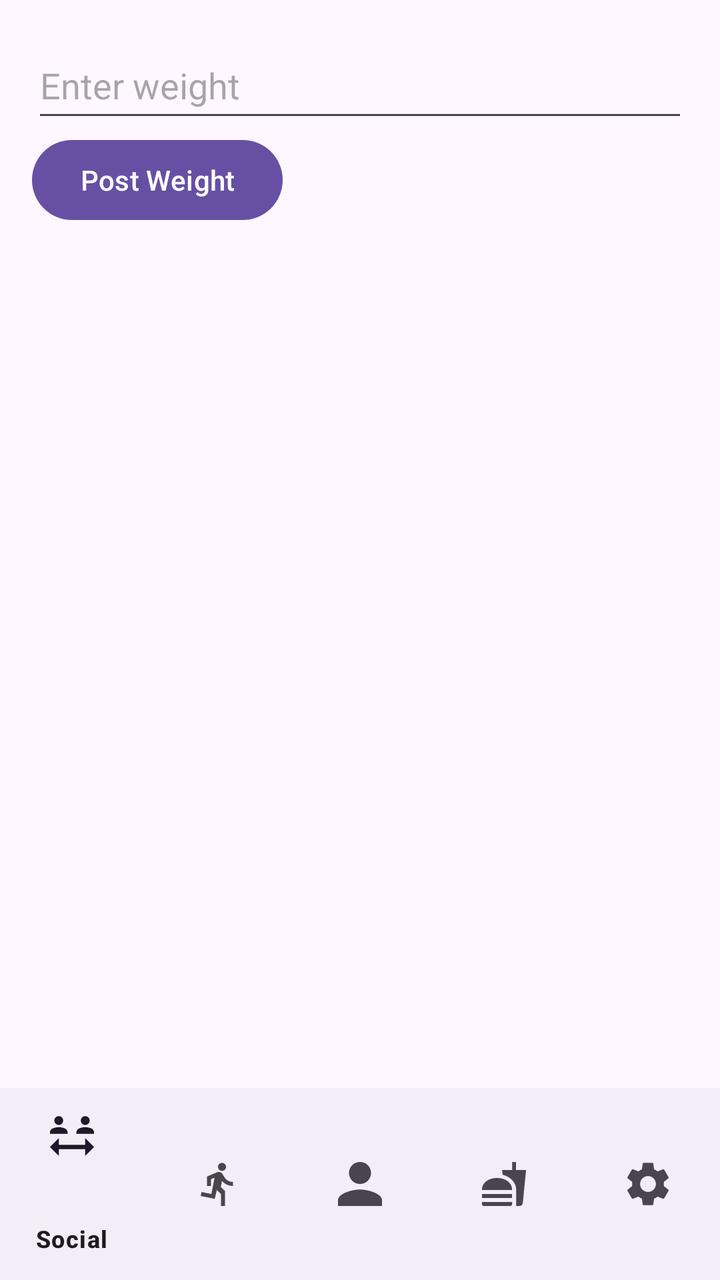
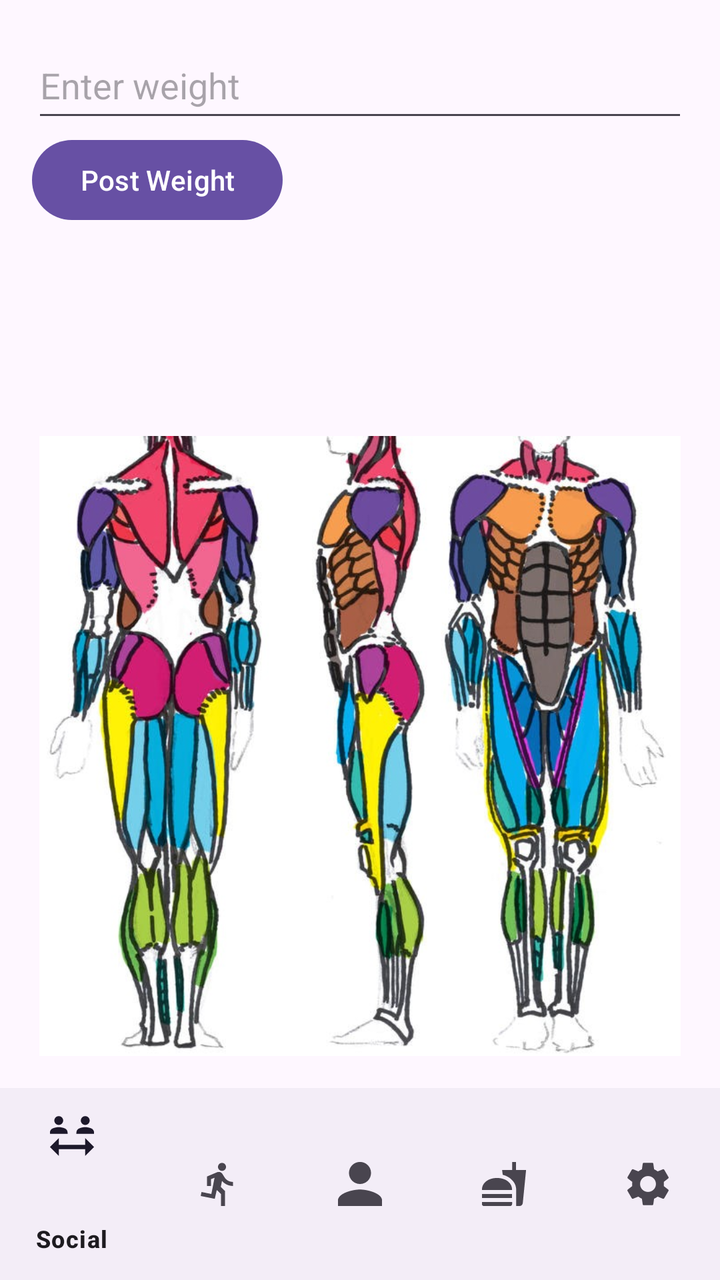

Two renders of the same Android screen: before a commit and after it. Below are the layout's source before the change and the commit's diff.
<!-- AndroidManifest.xml: application theme Theme.AndroidExample -->
<!-- res/layout/activity_userprofile.xml -->
<?xml version="1.0" encoding="utf-8"?>
<androidx.constraintlayout.widget.ConstraintLayout
    xmlns:android="http://schemas.android.com/apk/res/android"
    xmlns:app="http://schemas.android.com/apk/res-auto"
    android:layout_width="match_parent"
    android:layout_height="match_parent">

    <LinearLayout
        android:id="@+id/upper_section"
        android:layout_width="0dp"
        android:layout_height="0dp"
        android:orientation="vertical"
        android:padding="16dp"
        app:layout_constraintBottom_toTopOf="@+id/guideline"
        app:layout_constraintEnd_toEndOf="parent"
        app:layout_constraintStart_toStartOf="parent"
        app:layout_constraintTop_toTopOf="parent">

    <EditText
        android:id="@+id/weight_input"
        android:layout_width="match_parent"
        android:layout_height="50dp"
        android:hint="Enter weight"
        android:inputType="numberDecimal" />

    <Button
        android:id="@+id/post_weight_button"
        android:layout_width="wrap_content"
        android:layout_height="wrap_content"
        android:text="Post Weight" />


        <TextView
            android:id="@+id/past_weights_textview"
            android:layout_width="match_parent"
            android:layout_height="104dp"
            android:text="" />

        
    </LinearLayout>

    <androidx.constraintlayout.widget.Guideline
        android:id="@+id/guideline"
        android:layout_width="wrap_content"
        android:layout_height="wrap_content"
        android:orientation="horizontal"
        app:layout_constraintGuide_percent="0.85" />



    <com.google.android.material.bottomnavigation.BottomNavigationView
        android:id="@+id/bottom_navigation"
        android:layout_width="0dp"
        android:layout_height="0dp"
        app:layout_constraintBottom_toBottomOf="parent"
        app:layout_constraintEnd_toEndOf="parent"
        app:layout_constraintHorizontal_bias="0.0"
        app:layout_constraintStart_toStartOf="parent"
        app:layout_constraintTop_toBottomOf="@+id/guideline"
        app:layout_constraintVertical_bias="0.0"
        app:menu="@menu/bottom_nav_menu" />

</androidx.constraintlayout.widget.ConstraintLayout>
<!-- resources referenced by this layout -->
<resources>
  <style name="Theme.AndroidExample" parent="Base.Theme.AndroidExample" />
  <style name="Base.Theme.AndroidExample" parent="Theme.Material3.DayNight.NoActionBar">
          
          
      </style>
</resources>

<!-- the commit's change to res/layout/activity_userprofile.xml (unified diff, before → after) -->
@@ -36,7 +36,20 @@
             android:layout_height="104dp"
             android:text="" />
 
-        
+        <RelativeLayout
+            android:layout_width="match_parent"
+            android:layout_height="wrap_content" >
+
+            <ImageView
+                android:id="@+id/muscle_anatomy"
+                android:layout_width="match_parent"
+                android:layout_height="match_parent"
+                android:src="@drawable/muscle_anatomy" />
+
+    </RelativeLayout>
+
+
+    
     </LinearLayout>
 
     <androidx.constraintlayout.widget.Guideline
<!-- resource entries referenced after the edit -->
@@ -1,5 +1,6 @@
 <!-- resources referenced by this layout -->
 <resources>
+  <!-- drawable muscle_anatomy: jpg bitmap (drawable, 120087 bytes) -->
   <style name="Theme.AndroidExample" parent="Base.Theme.AndroidExample" />
   <style name="Base.Theme.AndroidExample" parent="Theme.Material3.DayNight.NoActionBar">
           
